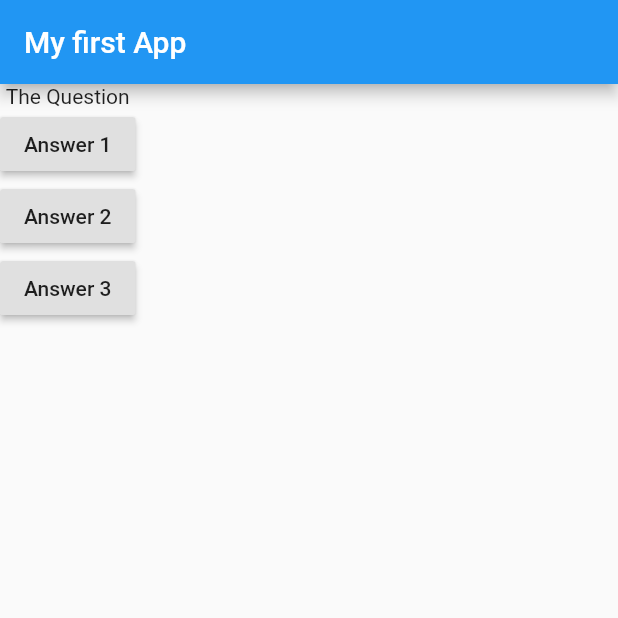
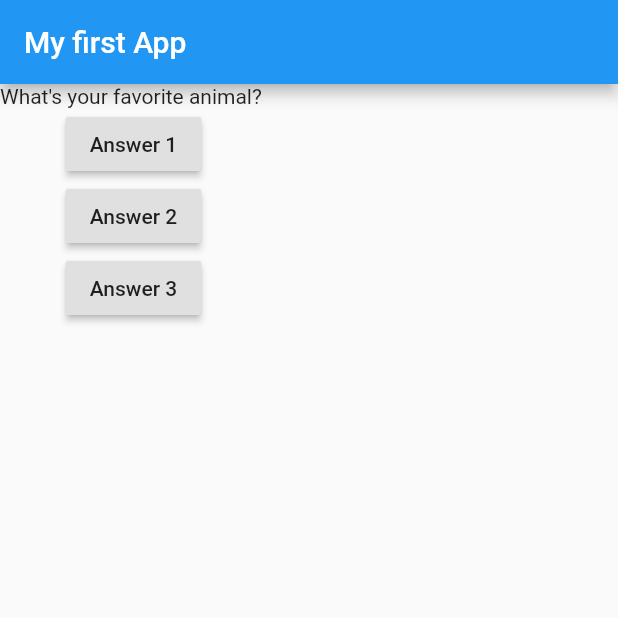
Before and after one commit to abhi12340/FlutterDemo, a Flutter app: the screen it shows after launch, after a tap on "Answer 1", on a phone screen of 412 x 824 dp, the top half of it. Run offline on Flutter 3.47's test engine with Material 2 defaults, Android fonts, the phone set to English and light mode, and no system bars.

```diff
--- a/lib/main.dart
+++ b/lib/main.dart
@@ -5,30 +5,48 @@ import 'package:flutter/material.dart';
 
 void main() => runApp(MyApp());
 
-class MyApp extends StatelessWidget {
+// ignore: must_be_immutable
+class MyApp extends StatefulWidget {
+   @override
+  State<StatefulWidget> createState() {
+    return MyAppState();
+  }
+}
 
+class MyAppState extends State<MyApp> {
  var question = [
     'What\'s your favorite color? ',
     'What\'s your favorite animal? ',
   ];
 
+  var questionIndex = 0;
+
   void buttonPressed() {
-     print("button clicked");
+    setState(() {
+      if(questionIndex < question.length - 1) {
+        questionIndex += 1;
+      }
+    });
+    print(questionIndex);
   }
 
   @override
   Widget build(BuildContext context) {
     return MaterialApp(
       home: Scaffold(
-            appBar: AppBar(
-              title : Text('My first App')
-              ),
+        appBar: AppBar(title: Text('My first App')),
         body: Column(
           children: [
-                 Text('The Question'),
+            Text(question[questionIndex]),
             RaisedButton(child: Text('Answer 1'), onPressed: buttonPressed),
-                 RaisedButton(child: Text('Answer 2'), onPressed: buttonPressed),
-                 RaisedButton(child: Text('Answer 3'), onPressed: buttonPressed),
+            RaisedButton(
+                child: Text('Answer 2'),
+                onPressed: () => print('answer 2 cliked')),
+            RaisedButton(
+                child: Text('Answer 3'),
+                onPressed: () {
+                  print('answer 3 pressed');
+                }),
           ],
         ),
       ),
```
Lines whose indentation alone changed are shown as unchanged.
